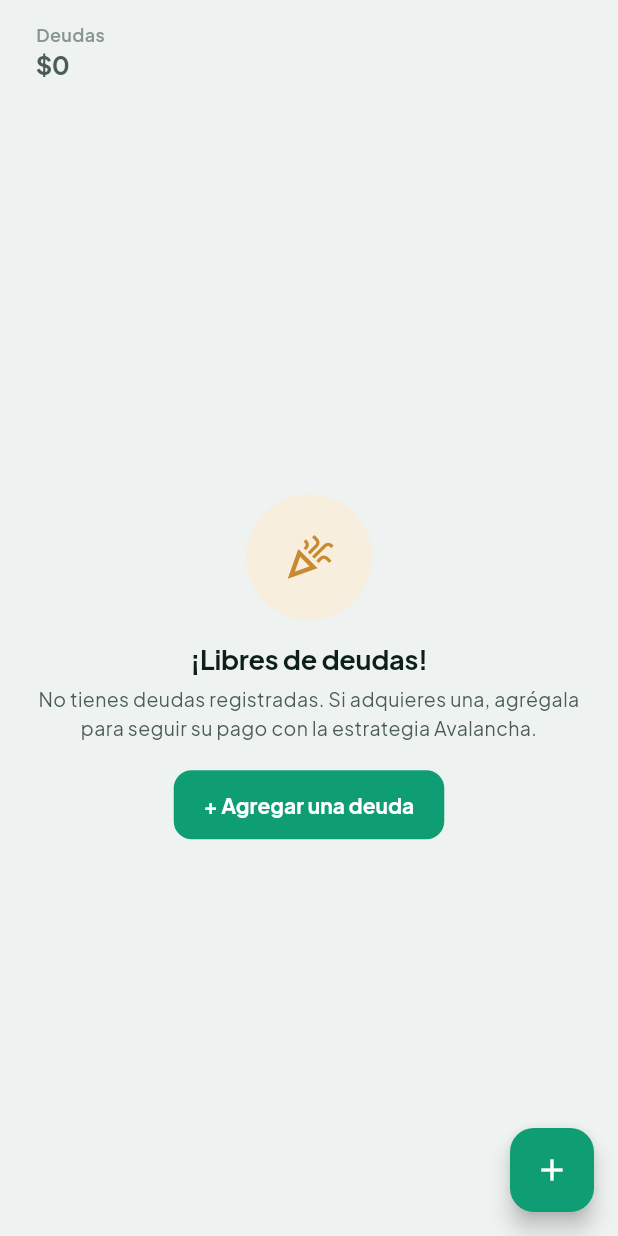
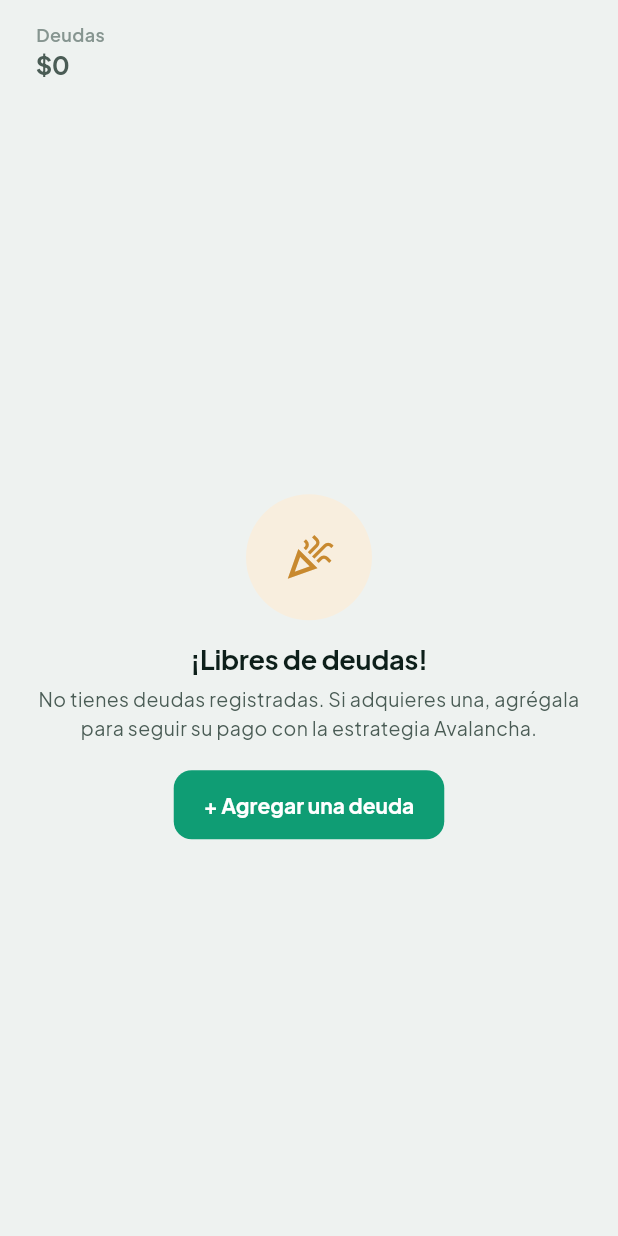
Before and after one commit to DiegoHCH/finan2, a Flutter app: the DebtsScreen screen opened directly, on a phone screen of 412 x 824 dp. Run offline on Flutter 3.47's test engine with Material 3 defaults, Android fonts, the phone set to English and light mode, and no system bars; our stand-ins replace cloud_firestore, csv, firebase_auth, firebase_core, firebase_messaging, flutter_local_notifications and 10 more; missing offline and left inert: cryptography, dart:js_interop, google_sign_in_web; accounts and stored records are empty.

Commit message:
fix(ui): hide the floating action button while an empty state is shown
The FAB only makes sense once there is data to act on.

```diff
--- a/lib/features/debts/presentation/screens/debts_screen.dart
+++ b/lib/features/debts/presentation/screens/debts_screen.dart
@@ -30,7 +30,9 @@ class DebtsScreen extends ConsumerWidget {
     final formatMoney = ref.watch(moneyFormatterProvider);
 
     return Scaffold(
-      floatingActionButton: FloatingActionButton(
+      floatingActionButton: debtsAsync.value?.isEmpty ?? true
+          ? null
+          : FloatingActionButton(
               heroTag: 'debtsFab',
               onPressed: () => Navigator.of(context).push(
                 MaterialPageRoute(builder: (_) => const EditDebtScreen()),
--- a/lib/features/savings_goals/presentation/screens/savings_goals_screen.dart
+++ b/lib/features/savings_goals/presentation/screens/savings_goals_screen.dart
@@ -35,7 +35,9 @@ class SavingsGoalsScreen extends ConsumerWidget {
     final now = DateTime.now();
 
     return Scaffold(
-      floatingActionButton: FloatingActionButton(
+      floatingActionButton: goalsAsync.value?.isEmpty ?? true
+          ? null
+          : FloatingActionButton(
               heroTag: 'savingsGoalsFab',
               backgroundColor: colors.saving,
               onPressed: () => Navigator.of(context).push(
```
Lines whose indentation alone changed are shown as unchanged.
